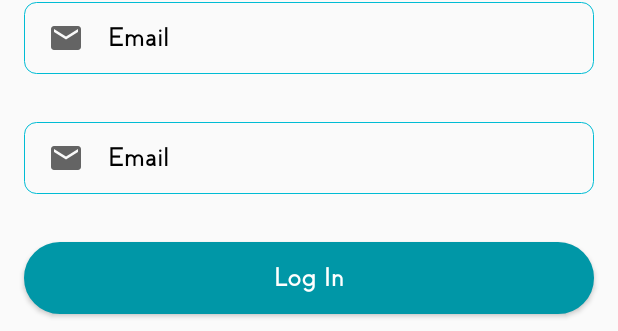
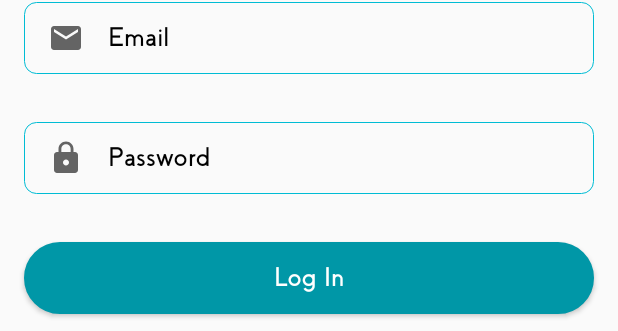
Before and after one commit to Florence-Njeri/RWAndroidBootcampSummer2020, an Android app: the layout fragment_log_in.xml on its own in the app's theme, with its tools: preview values and no code run, on a phone screen of 412 x 824 dp. Shown: the part 472-803 px from the top of the screen. Run offline under Robolectric (Android 15) with nearby library versions, the phone set to English and light mode, and no system bars.

Commit message:
check if the user is logged in and refactor log in layout to use right text and icon

```diff
--- a/Week4/ReadingList/app/src/main/AndroidManifest.xml
+++ b/Week4/ReadingList/app/src/main/AndroidManifest.xml
@@ -4,6 +4,7 @@
 
     <application
         android:allowBackup="true"
+        android:name=".ReadingListApplication"
         android:icon="@mipmap/ic_launcher"
         android:label="@string/app_name"
         android:roundIcon="@mipmap/ic_launcher_round"
--- a/Week4/ReadingList/app/src/main/res/layout/fragment_log_in.xml
+++ b/Week4/ReadingList/app/src/main/res/layout/fragment_log_in.xml
@@ -18,13 +18,13 @@
         <ImageView
             android:id="@+id/image_name"
             style="@style/ImageStyle"
-            android:contentDescription="Email Icon"
+            android:contentDescription="@string/email_icon"
             app:srcCompat="@drawable/ic_email" />
 
         <EditText
             android:id="@+id/editTextEmail"
             style="@style/EditText"
-            android:hint="Email"
+            android:hint="@string/email"
             android:imeOptions="actionNext"
             android:inputType="textEmailAddress"
             app:errorEnabled="true" />
@@ -37,13 +37,13 @@
         <ImageView
             android:id="@+id/password_icon"
             style="@style/ImageStyle"
-            android:contentDescription="Email Icon"
-            app:srcCompat="@drawable/ic_email" />
+            android:contentDescription="@string/password_icon"
+            app:srcCompat="@drawable/ic_password" />
 
         <EditText
             android:id="@+id/editTextPassword"
             style="@style/EditText"
-            android:hint="Email"
+            android:hint="@string/password"
             android:imeOptions="actionNext"
             android:inputType="textPassword"
             app:errorEnabled="true" />
--- a/Week4/ReadingList/app/src/main/res/navigation/nav_graph.xml
+++ b/Week4/ReadingList/app/src/main/res/navigation/nav_graph.xml
@@ -36,7 +36,7 @@
     <fragment
         android:id="@+id/logInFragment"
         android:name="com.florencenjeri.readinglist.LogInFragment"
-        android:label="fragment_log_in"
+        android:label="Log In"
         tools:layout="@layout/fragment_log_in">
         <action
             android:id="@+id/action_logInFragment_to_BooksFragment"
--- a/Week4/ReadingList/app/src/main/res/values/strings.xml
+++ b/Week4/ReadingList/app/src/main/res/values/strings.xml
@@ -23,4 +23,8 @@
     <string name="self_help">Self Help</string>
     <!-- TODO: Remove or change this placeholder text -->
     <string name="hello_blank_fragment">Hello blank fragment</string>
+    <string name="password">Password</string>
+    <string name="password_icon">Password Icon</string>
+    <string name="email">Email</string>
+    <string name="email_icon">Email Icon</string>
 </resources>
```
Also changed, not shown: Week4/ReadingList/app/src/main/java/com/florencenjeri/readinglist/BooksFragment.kt (+8 -0 lines), Week4/ReadingList/app/src/main/java/com/florencenjeri/readinglist/LogInFragment.kt (+8 -0 lines).
